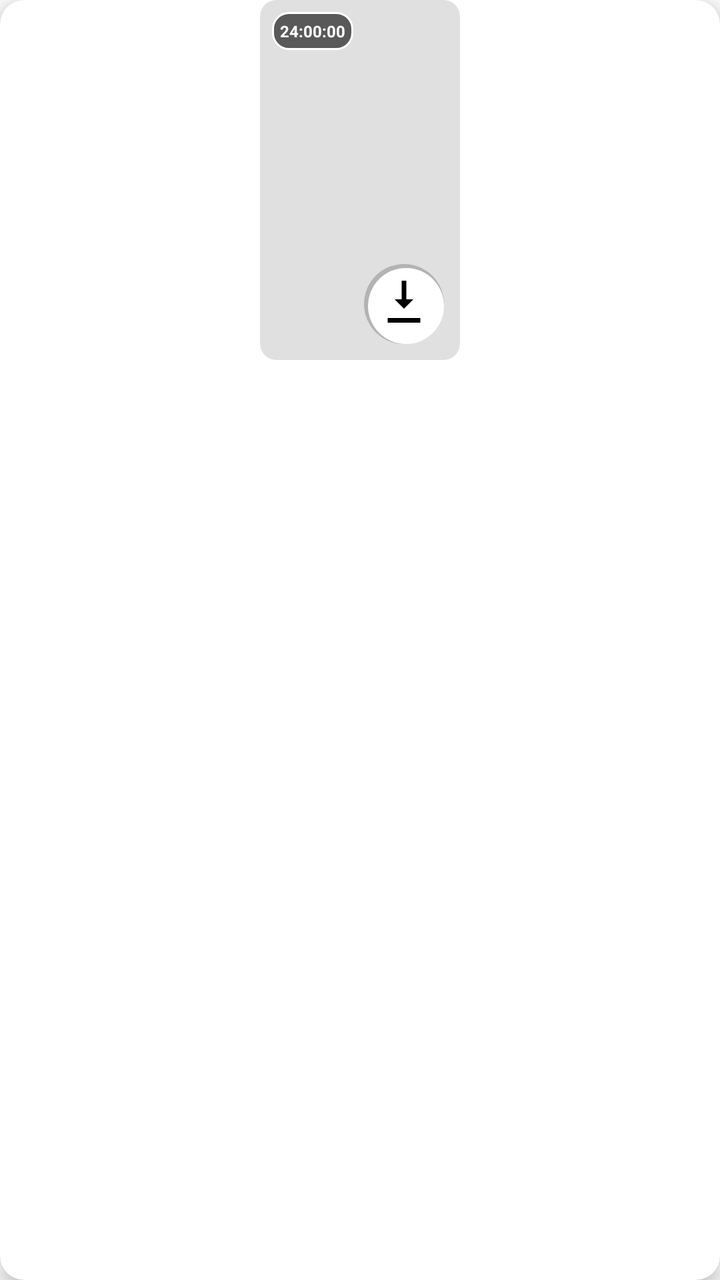
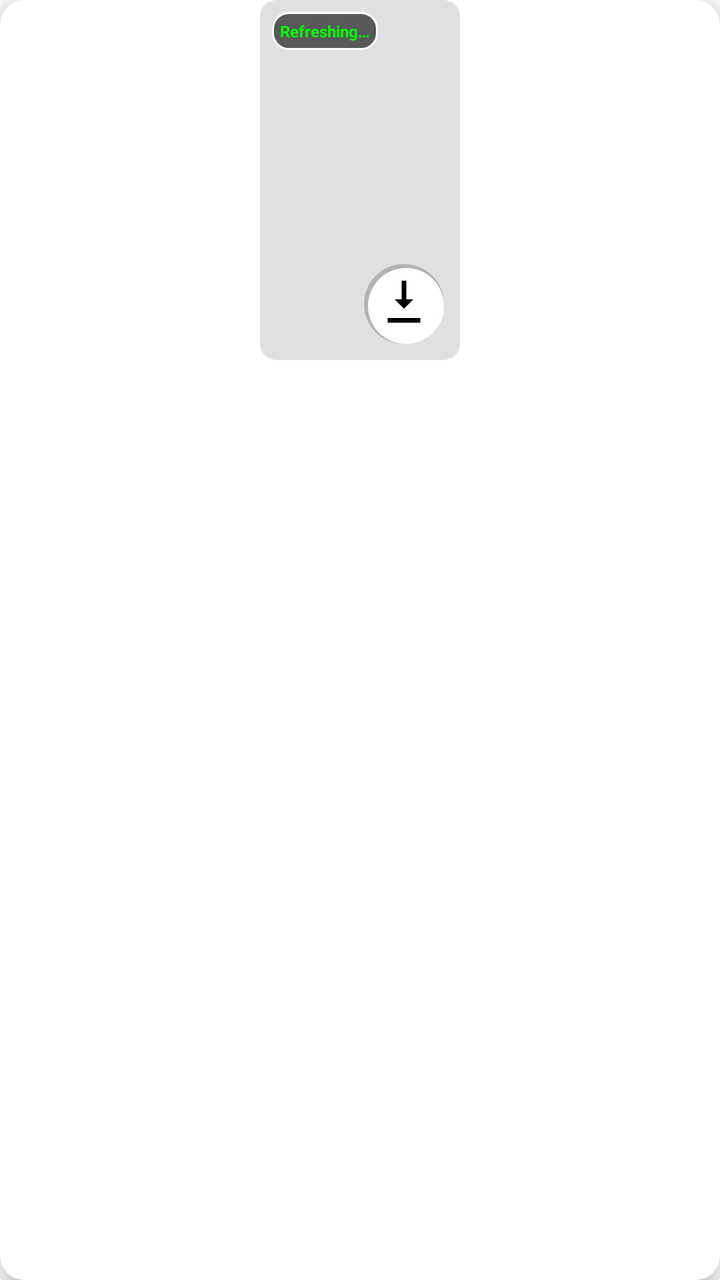

Two renders of the same Android screen: before a commit and after it. Below are the layout's source before the change and the commit's diff.
<!-- AndroidManifest.xml: application theme Theme.WhatsDownloadPlus -->
<!-- res/layout/item_images_videos.xml -->
<androidx.cardview.widget.CardView xmlns:android="http://schemas.android.com/apk/res/android"
    xmlns:app="http://schemas.android.com/apk/res-auto"
    android:layout_width="wrap_content"
    android:layout_height="wrap_content"
    android:layout_margin="8dp"
    app:cardCornerRadius="12dp"
    app:cardElevation="6dp"
    app:cardBackgroundColor="@android:color/white">

    <androidx.constraintlayout.widget.ConstraintLayout
        android:layout_width="match_parent"
        android:layout_height="wrap_content">

        
        <ImageView
            android:id="@+id/imageThumb"
            android:layout_width="100dp"
            android:layout_height="180dp"
            android:scaleType="centerCrop"
            android:background="@drawable/image_bg"
            android:contentDescription="@string/app_name"
            android:clipToOutline="true"
            app:layout_constraintTop_toTopOf="parent"
            app:layout_constraintStart_toStartOf="parent"
            app:layout_constraintEnd_toEndOf="parent"
            app:layout_constraintBottom_toBottomOf="parent"/>

        
        <TextView
            android:id="@+id/countdownTimer"
            android:layout_width="wrap_content"
            android:layout_height="wrap_content"
            android:text="24:00:00"
            android:background="@drawable/timer_bg"
            android:textColor="#FFFFFF"
            android:textSize="8sp"
            android:textStyle="bold"
            android:padding="4dp"
            android:layout_margin="6dp"
            app:layout_constraintTop_toTopOf="@id/imageThumb"
            app:layout_constraintStart_toStartOf="@id/imageThumb"/>

        
        <ImageView
            android:id="@+id/downloadIcon"
            android:layout_width="40dp"
            android:layout_height="40dp"
            android:layout_margin="8dp"
            android:padding="6dp"
            android:background="@drawable/icon_bg"
            android:src="@drawable/ic_download"
            app:layout_constraintBottom_toBottomOf="@id/imageThumb"
            app:layout_constraintEnd_toEndOf="@id/imageThumb"/>

        
        <ImageView
            android:id="@+id/downloadStatus"
            android:layout_width="40dp"
            android:layout_height="40dp"
            android:background="@drawable/imgbg_icon"
            android:src="@drawable/ic_double_tick"
            android:visibility="gone"
            android:layout_margin="8dp"
            app:layout_constraintBottom_toBottomOf="@id/imageThumb"
            app:layout_constraintEnd_toEndOf="@id/imageThumb"/>

        
        <ImageView
            android:id="@+id/videoIcon"
            android:layout_width="48dp"
            android:layout_height="48dp"
            android:src="@drawable/ic_play"
        android:padding="8dp"
        android:visibility="gone"
        app:layout_constraintTop_toTopOf="@id/imageThumb"
        app:layout_constraintBottom_toBottomOf="@id/imageThumb"
        app:layout_constraintStart_toStartOf="@id/imageThumb"
        app:layout_constraintEnd_toEndOf="@id/imageThumb"/>

    </androidx.constraintlayout.widget.ConstraintLayout>

</androidx.cardview.widget.CardView>
<!-- resources referenced by this layout -->
<resources>
  <!-- drawable ic_double_tick (drawable) -->
  <vector xmlns:android="http://schemas.android.com/apk/res/android"
      android:width="40dp"
      android:height="40dp"
      android:viewportWidth="24"
      android:viewportHeight="24">
  
      
      <path
          android:fillColor="#000000"
          android:pathData="M7.5,16 L10,18.5 L17,11 L16,10 L10,16 L8,14 Z" />
  </vector>
  <!-- drawable ic_download (drawable) -->
  <vector xmlns:android="http://schemas.android.com/apk/res/android"
      android:width="24dp"
      android:height="24dp"
      android:viewportWidth="24"
      android:viewportHeight="24">
      <path
          android:fillColor="#000000"
      android:pathData="M5,20h14v-2H5v2zM12,2v12l4,-4h-3V2h-2v8H8l4,4z"/>
  </vector>
  <!-- drawable ic_play (drawable) -->
  <vector xmlns:android="http://schemas.android.com/apk/res/android"
      android:width="64dp"
      android:height="64dp"
      android:viewportWidth="64"
      android:viewportHeight="64">
  
      
      <path
          android:fillColor="#66000000"
          android:pathData="M32,0
                            A32,32 0 1,1 31.999,0
                            Z" />
  
      
      <path
          android:fillColor="#FFFFFF"
          android:pathData="M26,20
                            L46,32
                            L26,44
                            Z" />
  </vector>
  <!-- drawable icon_bg (drawable) -->
  <layer-list xmlns:android="http://schemas.android.com/apk/res/android">
  
      
      <item>
          <shape android:shape="oval">
              <solid android:color="#33000000" /> 
          </shape>
      </item>
  
      
      <item android:top="2dp" android:left="2dp">
          <shape android:shape="oval">
              <solid android:color="#FFFFFF" />
          </shape>
      </item>
  
  </layer-list>
  <!-- drawable image_bg (drawable) -->
  <shape xmlns:android="http://schemas.android.com/apk/res/android" android:shape="rectangle">
      <corners android:radius="8dp" />
      <solid android:color="#E0E0E0" />
  </shape>
  <!-- drawable imgbg_icon (drawable) -->
  <layer-list xmlns:android="http://schemas.android.com/apk/res/android">
  
      
      <item>
          <shape android:shape="oval">
              <solid android:color="#33000000" /> 
          </shape>
      </item>
  
      
      <item android:top="2dp" android:left="2dp">
          <shape android:shape="oval">
              <solid android:color="#FFFFFF" />
          </shape>
      </item>
  
  </layer-list>
  <!-- drawable timer_bg (drawable) -->
  <?xml version="1.0" encoding="utf-8"?>
  <shape xmlns:android="http://schemas.android.com/apk/res/android"
      android:shape="rectangle">
  
      
      <solid android:color="#99000000"/>
  
      
      <corners android:radius="8dp"/>
  
      
      <stroke
          android:width="1dp"
          android:color="#FFFFFF"/>
  
      
      <padding
          android:left="4dp"
          android:top="2dp"
          android:right="4dp"
          android:bottom="2dp"/>
  </shape>
  <string name="app_name">Whats Download Plus</string>
  <color name="whatsapp_green">#075E54</color>
  <color name="whatsapp_dark_green">#054C44</color>
  <color name="teal_200">#FF03DAC5</color>
  <color name="teal_700">#FF018786</color>
  <color name="white">#FFFFFFFF</color>
  <!-- unchanged entries left out for length: 1 -->
</resources>

<!-- the commit's change to res/layout/item_images_videos.xml (unified diff, before → after) -->
@@ -30,9 +30,9 @@
             android:id="@+id/countdownTimer"
             android:layout_width="wrap_content"
             android:layout_height="wrap_content"
-            android:text="24:00:00"
+            android:text="Refreshing…"
             android:background="@drawable/timer_bg"
-            android:textColor="#FFFFFF"
+            android:textColor="#00FF00"
             android:textSize="8sp"
             android:textStyle="bold"
             android:padding="4dp"
